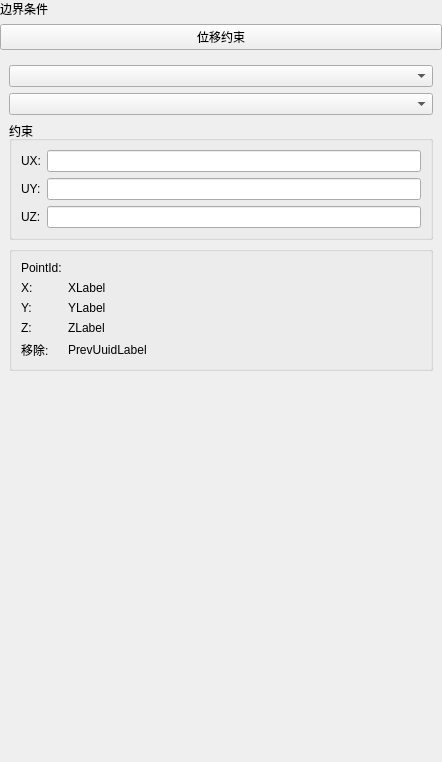
Above: plugins/Base_PhysicalField/DisplacementConstraintWidget.ui from asd977/base_cae before the change. Below: the same form after it.
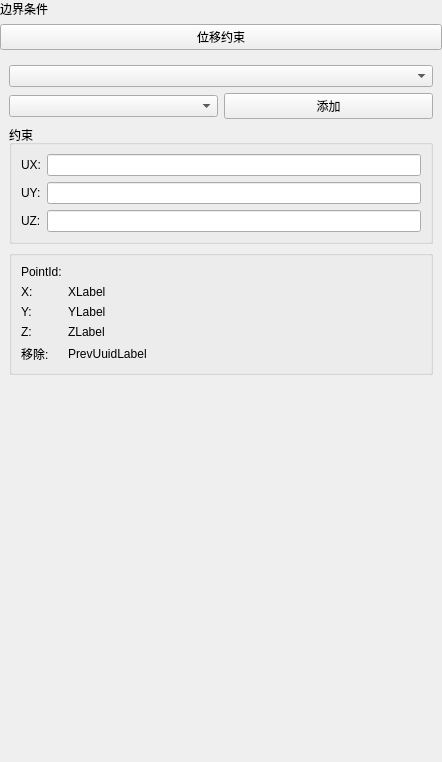
That is the form after the change. Custom widgets are drawn as their Qt base class.

Commit message: Move physical field batch-add buttons into UI layouts

Patch:
```diff
--- a/plugins/Base_PhysicalField/DisplacementConstraintWidget.ui
+++ b/plugins/Base_PhysicalField/DisplacementConstraintWidget.ui
@@ -74,7 +74,18 @@
        <widget class="CustomComboBox" name="comboBoxDim" />
       </item>
       <item>
-       <widget class="CustomComboBox" name="comboBoxGroup" />
+       <layout class="QHBoxLayout" name="horizontalLayoutGroupSelect">
+        <item>
+         <widget class="CustomComboBox" name="comboBoxGroup" />
+        </item>
+        <item>
+         <widget class="QPushButton" name="btnBatchAdd">
+          <property name="text">
+           <string>添加</string>
+          </property>
+         </widget>
+        </item>
+       </layout>
       </item>
       <item>
        <widget class="QGroupBox" name="groupBox">
```
The commit also changes 19 other files.
